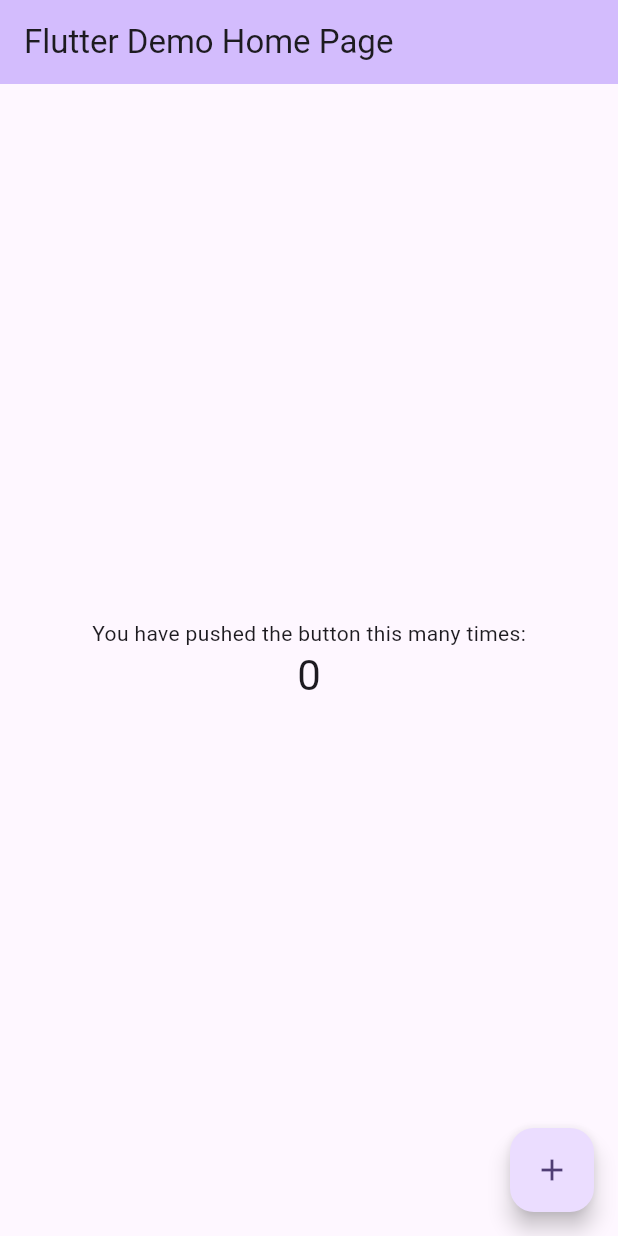
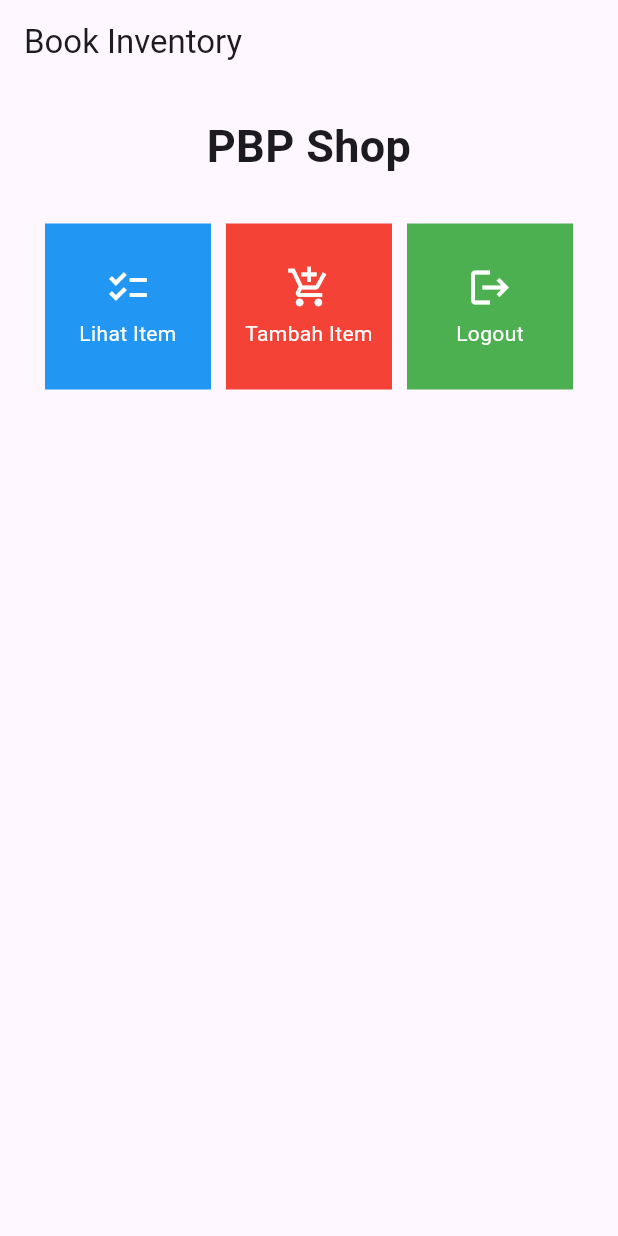
Before and after one commit to keishabella/book-inventory, a Flutter app: the screen it shows after launch, on a phone screen of 412 x 824 dp. Run offline on Flutter 3.47's test engine with Material 2 defaults, Android fonts, the phone set to English and light mode, and no system bars.

Commit message:
tugas 7 selesai

```diff
--- a/lib/main.dart
+++ b/lib/main.dart
@@ -1,4 +1,5 @@
 import 'package:flutter/material.dart';
+import 'package:book_inventory/menu.dart';
 
 void main() {
   runApp(const MyApp());
@@ -13,113 +14,10 @@ class MyApp extends StatelessWidget {
     return MaterialApp(
       title: 'Flutter Demo',
       theme: ThemeData(
-        // This is the theme of your application.
-        //
-        // TRY THIS: Try running your application with "flutter run". You'll see
-        // the application has a blue toolbar. Then, without quitting the app,
-        // try changing the seedColor in the colorScheme below to Colors.green
-        // and then invoke "hot reload" (save your changes or press the "hot
-        // reload" button in a Flutter-supported IDE, or press "r" if you used
-        // the command line to start the app).
-        //
-        // Notice that the counter didn't reset back to zero; the application
-        // state is not lost during the reload. To reset the state, use hot
-        // restart instead.
-        //
-        // This works for code too, not just values: Most code changes can be
-        // tested with just a hot reload.
         colorScheme: ColorScheme.fromSeed(seedColor: Colors.deepPurple),
         useMaterial3: true,
       ),
-      home: const MyHomePage(title: 'Flutter Demo Home Page'),
+      home: MyHomePage(),
     );
   }
 }
-
-class MyHomePage extends StatefulWidget {
-  const MyHomePage({super.key, required this.title});
-
-  // This widget is the home page of your application. It is stateful, meaning
-  // that it has a State object (defined below) that contains fields that affect
-  // how it looks.
-
-  // This class is the configuration for the state. It holds the values (in this
-  // case the title) provided by the parent (in this case the App widget) and
-  // used by the build method of the State. Fields in a Widget subclass are
-  // always marked "final".
-
-  final String title;
-
-  @override
-  State<MyHomePage> createState() => _MyHomePageState();
-}
-
-class _MyHomePageState extends State<MyHomePage> {
-  int _counter = 0;
-
-  void _incrementCounter() {
-    setState(() {
-      // This call to setState tells the Flutter framework that something has
-      // changed in this State, which causes it to rerun the build method below
-      // so that the display can reflect the updated values. If we changed
-      // _counter without calling setState(), then the build method would not be
-      // called again, and so nothing would appear to happen.
-      _counter++;
-    });
-  }
-
-  @override
-  Widget build(BuildContext context) {
-    // This method is rerun every time setState is called, for instance as done
-    // by the _incrementCounter method above.
-    //
-    // The Flutter framework has been optimized to make rerunning build methods
-    // fast, so that you can just rebuild anything that needs updating rather
-    // than having to individually change instances of widgets.
-    return Scaffold(
-      appBar: AppBar(
-        // TRY THIS: Try changing the color here to a specific color (to
-        // Colors.amber, perhaps?) and trigger a hot reload to see the AppBar
-        // change color while the other colors stay the same.
-        backgroundColor: Theme.of(context).colorScheme.inversePrimary,
-        // Here we take the value from the MyHomePage object that was created by
-        // the App.build method, and use it to set our appbar title.
-        title: Text(widget.title),
-      ),
-      body: Center(
-        // Center is a layout widget. It takes a single child and positions it
-        // in the middle of the parent.
-        child: Column(
-          // Column is also a layout widget. It takes a list of children and
-          // arranges them vertically. By default, it sizes itself to fit its
-          // children horizontally, and tries to be as tall as its parent.
-          //
-          // Column has various properties to control how it sizes itself and
-          // how it positions its children. Here we use mainAxisAlignment to
-          // center the children vertically; the main axis here is the vertical
-          // axis because Columns are vertical (the cross axis would be
-          // horizontal).
-          //
-          // TRY THIS: Invoke "debug painting" (choose the "Toggle Debug Paint"
-          // action in the IDE, or press "p" in the console), to see the
-          // wireframe for each widget.
-          mainAxisAlignment: MainAxisAlignment.center,
-          children: <Widget>[
-            const Text(
-              'You have pushed the button this many times:',
-            ),
-            Text(
-              '$_counter',
-              style: Theme.of(context).textTheme.headlineMedium,
-            ),
-          ],
-        ),
-      ),
-      floatingActionButton: FloatingActionButton(
-        onPressed: _incrementCounter,
-        tooltip: 'Increment',
-        child: const Icon(Icons.add),
-      ), // This trailing comma makes auto-formatting nicer for build methods.
-    );
-  }
-}
--- /dev/null
+++ b/lib/menu.dart
@@ -0,0 +1,115 @@
+import 'package:flutter/material.dart';
+
+class MyHomePage extends StatelessWidget {
+  MyHomePage({Key? key}) : super(key: key);
+
+  // Menambahkan tombol untuk lihat item, tambah item, dan logout
+  final List<ShopItem> items = [
+    ShopItem("Lihat Item", Icons.checklist, Colors.blue), // Warna biru
+    ShopItem("Tambah Item", Icons.add_shopping_cart, Colors.red), // Warna merah
+    ShopItem("Logout", Icons.logout, Colors.green), // Warna hijau
+  ];
+
+  @override
+  Widget build(BuildContext context) {
+    return Scaffold(
+      appBar: AppBar(
+        title: const Text(
+          'Book Inventory',
+        ),
+      ),
+      body: SingleChildScrollView(
+        // Widget wrapper yang dapat discroll
+        child: Padding(
+          padding: const EdgeInsets.all(10.0), // Set padding dari halaman
+          child: Column(
+            // Widget untuk menampilkan children secara vertikal
+            children: <Widget>[
+              const Padding(
+                padding: EdgeInsets.only(top: 10.0, bottom: 10.0),
+                // Widget Text untuk menampilkan tulisan dengan alignment center dan style yang sesuai
+                child: Text(
+                  'PBP Shop', // Text yang menandakan toko
+                  textAlign: TextAlign.center,
+                  style: TextStyle(
+                    fontSize: 30,
+                    fontWeight: FontWeight.bold,
+                  ),
+                ),
+              ),
+              // Grid layout
+              GridView.count(
+                // Container pada card kita.
+                primary: true,
+                padding: const EdgeInsets.all(20),
+                crossAxisSpacing: 10,
+                mainAxisSpacing: 10,
+                crossAxisCount: 3,
+                shrinkWrap: true,
+                children: items.map((ShopItem item) {
+                  // Iterasi untuk setiap item
+                  return ShopCard(item);
+                }).toList(),
+              ),
+            ],
+          ),
+        ),
+      ),
+    );
+  }
+}
+
+// Define tipe pada list
+class ShopItem {
+  final String name;
+  final IconData icon;
+  final Color color;
+
+  ShopItem(this.name, this.icon, this.color);
+}
+
+// Widget stateless untuk menampilkan card
+class ShopCard extends StatelessWidget {
+  final ShopItem item;
+
+  const ShopCard(this.item, {super.key}); // Constructor
+
+  @override
+  Widget build(BuildContext context) {
+    return Material(
+      color: item.color, // Menggunakan properti warna dari ShopItem
+      child: InkWell(
+        // Area responsive terhadap sentuhan
+        onTap: () {
+          // Memunculkan SnackBar ketika diklik
+          ScaffoldMessenger.of(context)
+            ..hideCurrentSnackBar()
+            ..showSnackBar(SnackBar(
+                content: Text("Kamu telah menekan tombol ${item.name}!")));
+        },
+        child: Container(
+          // Container untuk menyimpan Icon dan Text
+          padding: const EdgeInsets.all(8),
+          child: Center(
+            child: Column(
+              mainAxisAlignment: MainAxisAlignment.center,
+              children: [
+                Icon(
+                  item.icon,
+                  color: Colors.white,
+                  size: 30.0,
+                ),
+                const Padding(padding: EdgeInsets.all(3)),
+                Text(
+                  item.name,
+                  textAlign: TextAlign.center,
+                  style: const TextStyle(color: Colors.white),
+                ),
+              ],
+            ),
+          ),
+        ),
+      ),
+    );
+  }
+}
```
Also changed, not shown: 1 other file.
